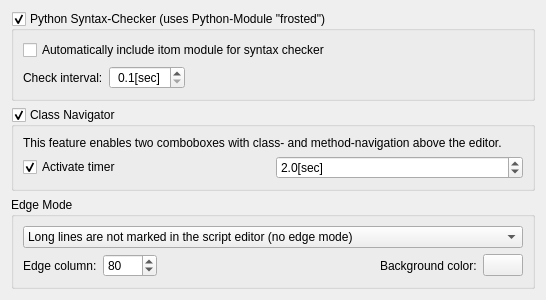
This is Qitom/ui/widgetPropEditorScripts.ui in itom-project/itom as Qt 5 draws it before an edit. The edited form follows.
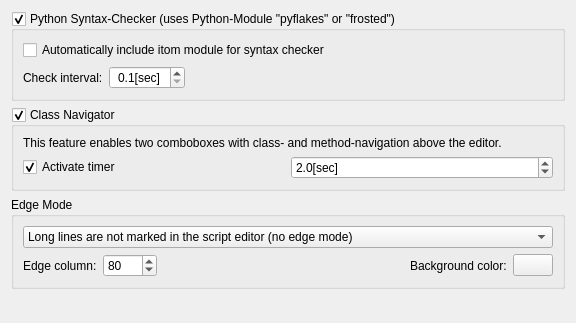
This is the edited form. Custom widgets are drawn as their Qt base class.

Commit message: the itom syntax check now works both with the python packages 'pyflakes' and 'frosted'. pyflakes is preferred, since frosted is not maintained any more. This commit fixes issue #52

Patch:
```diff
--- a/Qitom/ui/widgetPropEditorScripts.ui
+++ b/Qitom/ui/widgetPropEditorScripts.ui
@@ -6,8 +6,8 @@
    <rect>
     <x>0</x>
     <y>0</y>
-    <width>479</width>
-    <height>281</height>
+    <width>576</width>
+    <height>323</height>
    </rect>
   </property>
   <property name="windowTitle">
@@ -17,7 +17,7 @@
    <item>
     <widget class="QGroupBox" name="groupSyntaxCheck">
      <property name="title">
-      <string>Python Syntax-Checker (uses Python-Module &quot;frosted&quot;)</string>
+      <string>Python Syntax-Checker (uses Python-Module &quot;pyflakes&quot; or &quot;frosted&quot;)</string>
      </property>
      <property name="checkable">
       <bool>true</bool>
```
The commit also changes 9 other files.
